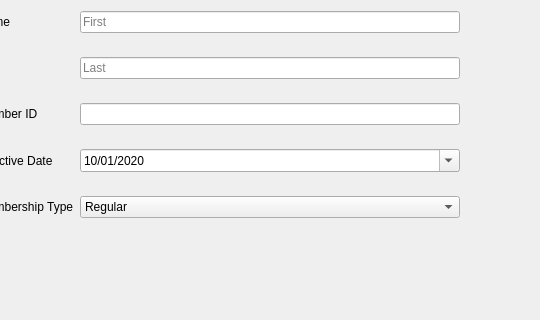
josharaedwards/CS1C-Project-2, file BulkClub/mainwindow.ui: the form before one commit; both pictures show x 290 to 830 and y 175 to 495 of the 1030 by 579 pixel window.
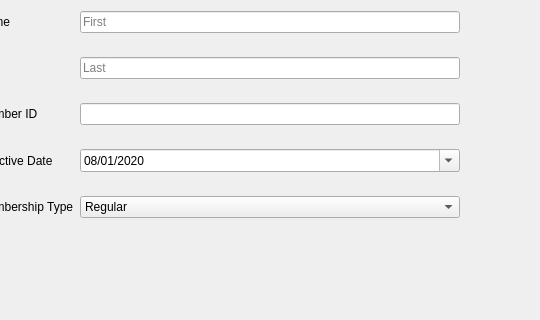
The form after the commit. The open tabs and pages were chosen to show the change.

Commit message: altered valid dates for start membership

```diff
--- a/BulkClub/mainwindow.ui
+++ b/BulkClub/mainwindow.ui
@@ -505,7 +505,7 @@
           <property name="minimumDate">
            <date>
             <year>2020</year>
-            <month>10</month>
+            <month>1</month>
             <day>1</day>
            </date>
           </property>
@@ -515,6 +515,13 @@
           <property name="calendarPopup">
            <bool>true</bool>
           </property>
+          <property name="date">
+           <date>
+            <year>2020</year>
+            <month>8</month>
+            <day>1</day>
+           </date>
+          </property>
          </widget>
         </item>
         <item row="8" column="6">
```
Left out of the diff: 4 changed lines with no effect on the pictures. The commit also changes 1 other file.
